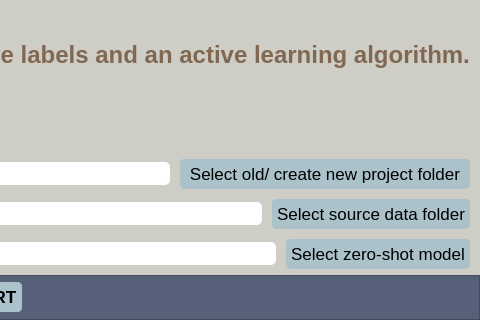
IntelCompH2020/domain_classification, file UIs/menuConfig.ui: the form before one commit; both pictures show x 503 to 983 and y 215 to 535 of the 983 by 535 pixel window.
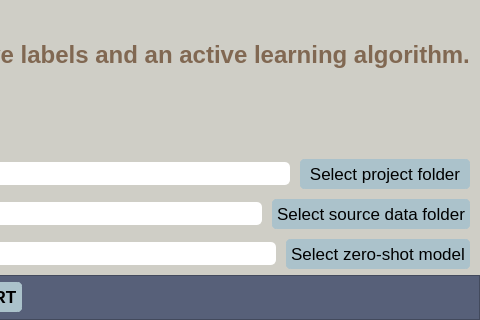
The form after the commit. Icons and pictures are not drawn.

Commit message: fixing bug in main, new params in config file

```diff
--- a/UIs/menuConfig.ui
+++ b/UIs/menuConfig.ui
@@ -321,7 +321,7 @@
 }</string>
                </property>
                <property name="text">
-                <string> Select old/ create new project folder </string>
+                <string> Select project folder </string>
                </property>
               </widget>
              </item>
```
The commit also changes 2 other files.
